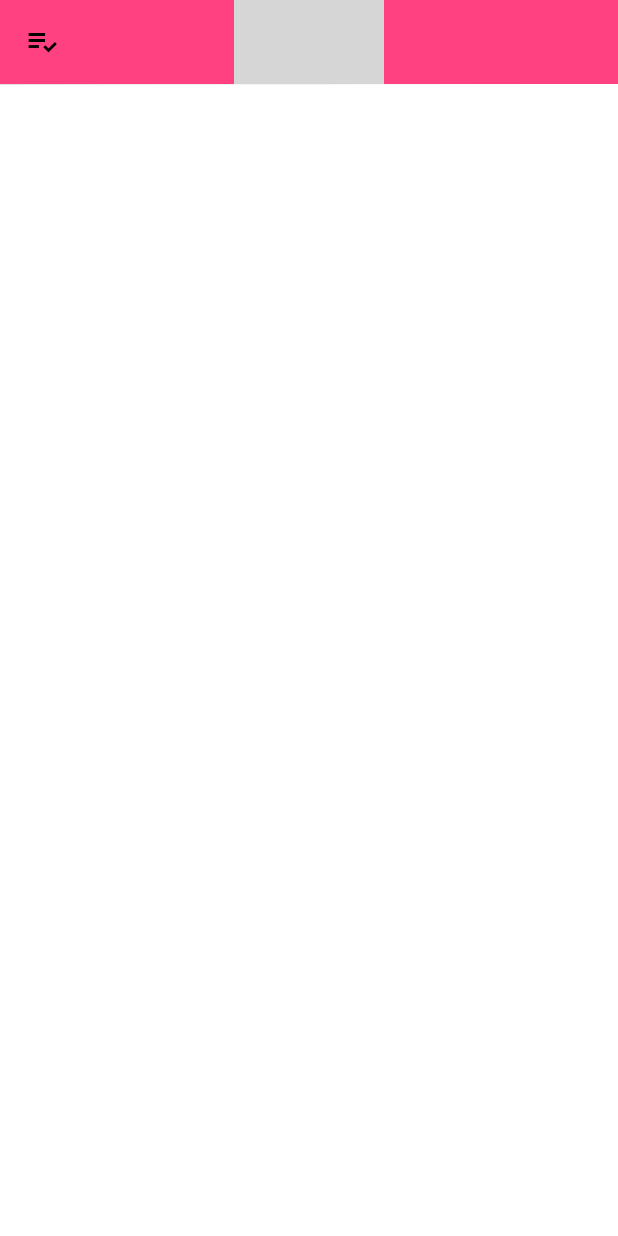
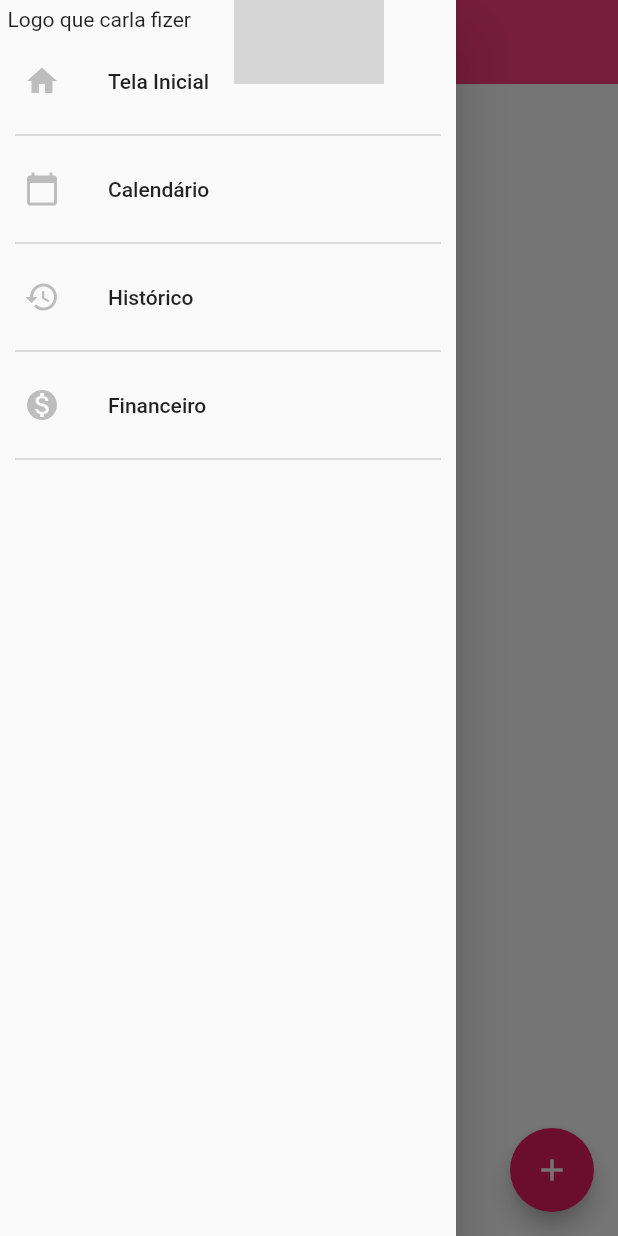
Before and after one commit to rafaelnepomuceno00/salao, a Flutter app: the screen it shows after launch, with the side drawer open (before the commit the screen has no drawer), on a phone screen of 412 x 824 dp. Run offline on Flutter 3.47's test engine with Material 2 defaults, Android fonts, the phone set to English and light mode, and no system bars; network calls fail; grey boxes are pictures that could not be loaded.

Commit message:
- banco de dados feito - criação da tela de registros e calendario - floatingbutton criado na home page - atualização no tile

```diff
--- a/lib/main.dart
+++ b/lib/main.dart
@@ -9,7 +9,7 @@ class MyApp extends StatelessWidget {
   @override
   Widget build(BuildContext context) {
     return MaterialApp(
-      title: 'Flutter Demo',
+      title: 'Salão Marina',
       theme: ThemeData(
         primarySwatch: Colors.pink,
         primaryColor: Colors.pinkAccent
--- a/lib/screens/home_page.dart
+++ b/lib/screens/home_page.dart
@@ -1,26 +1,38 @@
 import 'package:flutter/cupertino.dart';
 import 'package:flutter/material.dart';
+import 'package:salao/screens/register_page.dart';
+import 'package:salao/widgets/drawer_person.dart';
 
 class HomePage extends StatelessWidget {
   @override
   Widget build(BuildContext context) {
     return Scaffold(
-
       appBar: AppBar(
-         title: Image.network('https://static.vakinha.com.br/uploads/vakinha/image/324910/1_21_180207032723_adesivo-de-parede-salao-de-beleza-07.png?ims=700x410',
+        title: Image.network(
+          'https://static.vakinha.com.br/uploads/vakinha/image/324910/1_21_180207032723_adesivo-de-parede-salao-de-beleza-07.png?ims=700x410',
           width: 100,
-         height: 100,),
+          height: 100,
+        ),
         backgroundColor: Colors.pinkAccent,
         centerTitle: true,
         elevation: 0.2,
-         leading: Icon(Icons.playlist_add_check, color: Colors.black,),
       ),
+      drawer: DrawerPerson(),
       body: Container(
         color: Colors.white,
       ),
-
-
-
+      floatingActionButton: FloatingActionButton(
+        onPressed: () {
+          Navigator.pop(context);
+          Navigator.push(
+            context,
+            MaterialPageRoute(builder: (context) => RegisterPage()),
+          );
+          // Add your onPressed code here!
+        },
+        child: Icon(Icons.add),
+        backgroundColor: Colors.pink,
+      ),
     );
   }
 }
--- /dev/null
+++ b/lib/widgets/drawer_person.dart
@@ -0,0 +1,95 @@
+import 'package:flutter/material.dart';
+import 'package:salao/screens/calendar.dart';
+import 'package:salao/screens/home_page.dart';
+
+class DrawerPerson extends StatelessWidget {
+  @override
+  Widget build(BuildContext context) {
+    return Drawer(
+        child: ListView(
+      children: <Widget>[
+        Stack(
+          children: <Widget>[
+            Padding(
+                padding: EdgeInsets.all(5),
+                child: Text('Logo que carla fizer')),
+          ],
+        ),
+        ListTile(
+          title: Text('Tela Inicial'),
+          leading: Icon(
+            Icons.home,
+            color: Color.fromARGB(120, 120, 120, 120),
+          ),
+          onTap: () {
+            Navigator.pop(context);
+            Navigator.push(
+              context,
+              MaterialPageRoute(builder: (context) => HomePage()),
+            );
+          },
+        ),
+        Divider(
+          color: Color.fromARGB(120, 120, 120, 120),
+          endIndent: 10,
+          indent: 10,
+        ),
+        ListTile(
+            title: Text('Calendário'),
+            leading: Icon(
+              Icons.calendar_today,
+              color: Color.fromARGB(120, 120, 120, 120),
+            ),
+            onTap: () {
+                  Navigator.pop(context);
+                  Navigator.push(
+                    context,
+                    MaterialPageRoute(builder: (context) => Calendario()),
+                  );
+            }),
+        Divider(
+          color: Color.fromARGB(120, 120, 120, 120),
+          endIndent: 10,
+          indent: 10,
+        ),
+        ListTile(
+            title: Text('Histórico'),
+            leading: Icon(
+              Icons.history,
+              color: Color.fromARGB(120, 120, 120, 120),
+            ),
+            onTap: () {
+              Navigator.pop(context);
+              Navigator.push(
+                context,
+                MaterialPageRoute(builder: (context) => Calendario()),
+              );
+            }),
+        Divider(
+          color: Color.fromARGB(120, 120, 120, 120),
+          endIndent: 10,
+          indent: 10,
+        ),
+        ListTile(
+            title: Text('Financeiro'),
+            leading: Icon(
+              Icons.monetization_on,
+              color: Color.fromARGB(120, 120, 120, 120),
+            ),
+            onTap: () {
+              Navigator.pop(context);
+              Navigator.push(
+                context,
+                MaterialPageRoute(builder: (context) => Calendario()),
+              );
+            }),
+        Divider(
+          color: Color.fromARGB(120, 120, 120, 120),
+          endIndent: 10,
+          indent: 10,
+        ),
+
+      ],
+    ));
+  }
+}
```
Lines whose indentation alone changed are shown as unchanged.
